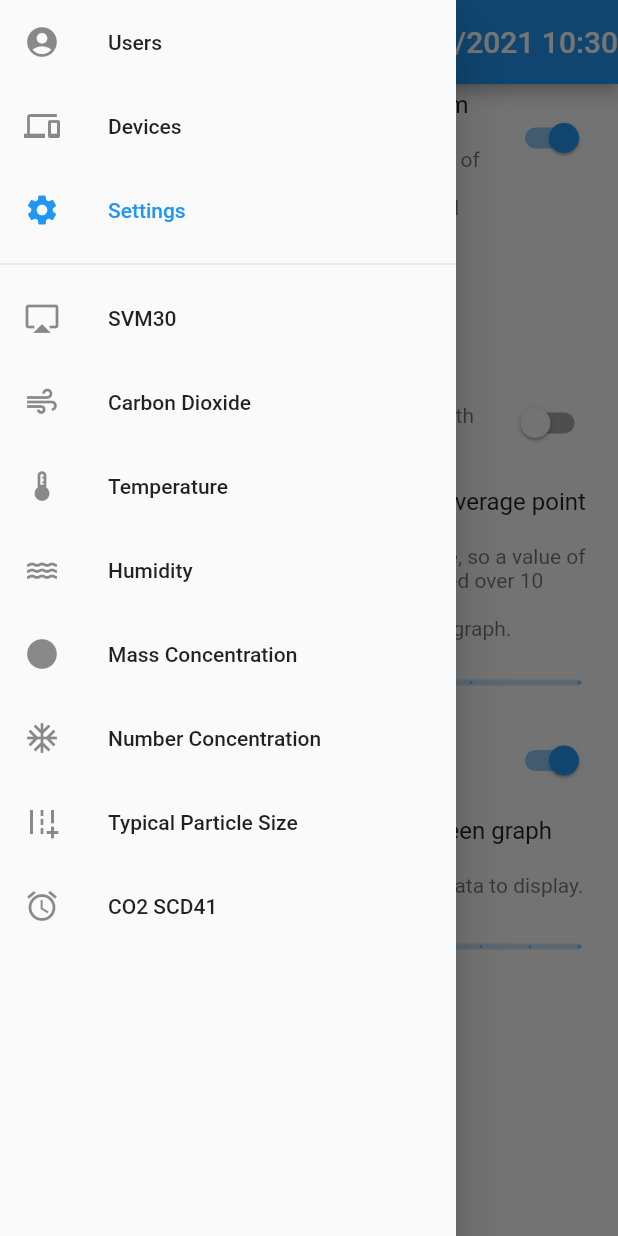
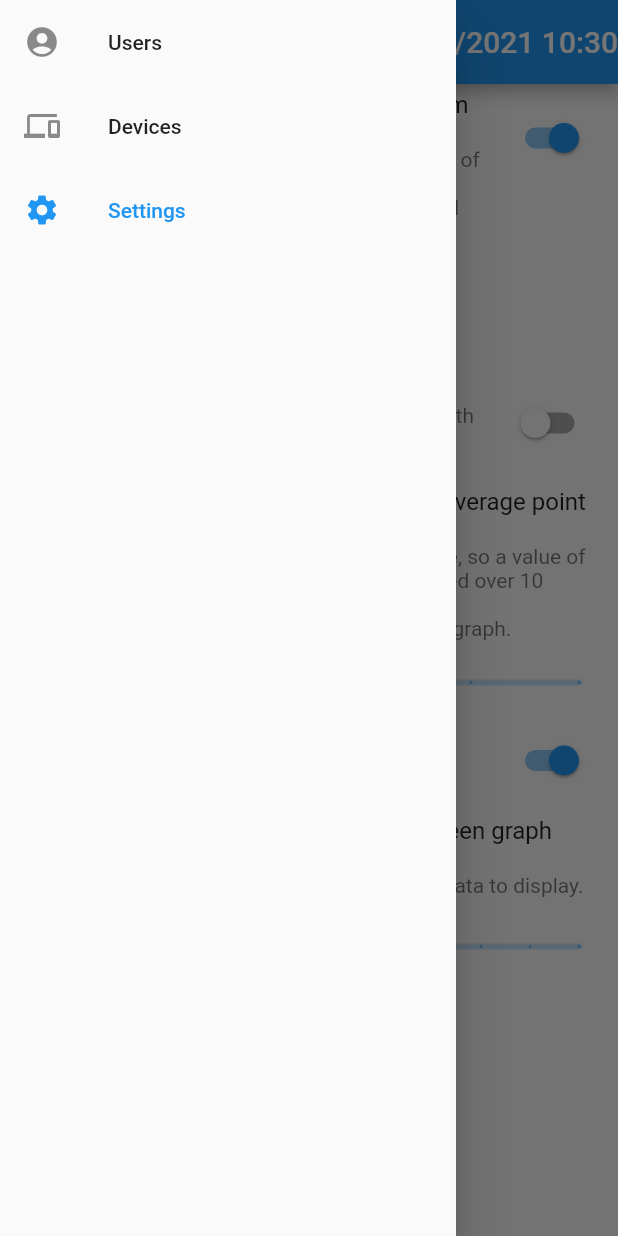
Before and after one commit to vinicentus/flutter_iot_ui, a Flutter app: the screen it shows after launch, with the side drawer open, on a phone screen of 412 x 824 dp. Run offline on Flutter 3.47's test engine with Material 2 defaults, Android fonts, the light colour scheme and no system bars; our stand-ins replace file_picker, fl_chart, flutter_form_builder, sqflite, sqflite_common_ffi; missing offline and left inert: moving_average, web3dart; accounts and stored records are empty.

Commit message:
show only active sensors in drawer

```diff
--- a/lib/visual/widgets/drawer.dart
+++ b/lib/visual/widgets/drawer.dart
@@ -1,4 +1,6 @@
 import 'package:flutter/material.dart';
+import 'package:flutter_iot_ui/core/models/json_id.dart';
+import 'package:flutter_iot_ui/core/settings_constants.dart';
 import 'package:flutter_iot_ui/visual/pages/devices.dart';
 import 'package:flutter_iot_ui/visual/pages/pages.dart';
 import 'package:flutter_iot_ui/visual/pages/settings.dart';
@@ -32,9 +34,22 @@ class NavDrawer extends StatelessWidget {
 
   @override
   Widget build(BuildContext context) {
-    return Drawer(
-        child: ListView(
-      children: [
+    // An empty list means that the device doesn't have any sensors connected or that the ID could not be correctly parsed
+    // TODO: handle that situation
+    var sensors = <String>[];
+    if (globalWeb3Client.selectedOracleId != null) {
+      try {
+        sensors = JsonId.fromString(globalWeb3Client.selectedOracleId!)
+            .sensors
+            .toList();
+      } catch (e) {
+        print('Drawer: Could not parse JsonId');
+      }
+    } else {
+      print('Drawer: Could not get selected Oracle');
+    }
+
+    var children = <Widget>[
       _buildMenuItem(
         context: context,
         leading: Icon(Icons.account_circle),
@@ -53,12 +68,30 @@ class NavDrawer extends StatelessWidget {
         title: Text('Settings'),
         routeName: SettingsPage.route,
       ),
+    ];
+
+    if (sensors.contains('svm30')) {
+      children.addAll([
         Divider(),
+        Padding(
+          padding: const EdgeInsets.all(16.0),
+          child: Text('SVM30'),
+        ),
         _buildMenuItem(
           context: context,
           leading: Icon(Icons.airplay),
           title: Text('SVM30'),
           routeName: SVM30Page.route,
+        ),
+      ]);
+    }
+
+    if (sensors.contains('scd30')) {
+      children.addAll([
+        Divider(),
+        Padding(
+          padding: const EdgeInsets.all(16.0),
+          child: Text('SCD30'),
         ),
         _buildMenuItem(
           context: context,
@@ -78,6 +111,16 @@ class NavDrawer extends StatelessWidget {
           title: Text('Humidity'),
           routeName: HumidityPage.route,
         ),
+      ]);
+    }
+
+    if (sensors.contains('sps30')) {
+      children.addAll([
+        Divider(),
+        Padding(
+          padding: const EdgeInsets.all(16.0),
+          child: Text('SPS30'),
+        ),
         _buildMenuItem(
           context: context,
           leading: Icon(Icons.circle),
@@ -96,13 +139,40 @@ class NavDrawer extends StatelessWidget {
           title: Text('Typical Particle Size'),
           routeName: TypicalParticleSizePage.route,
         ),
+      ]);
+    }
+
+    if (sensors.contains('scd41')) {
+      children.addAll([
+        Divider(),
+        Padding(
+          padding: const EdgeInsets.all(16.0),
+          child: Text('SCD41'),
+        ),
         _buildMenuItem(
           context: context,
           leading: Icon(Icons.access_alarms),
           title: Text('CO2 SCD41'),
           routeName: CarbonDioxidePage2.route,
         ),
-      ],
+        _buildMenuItem(
+          context: context,
+          leading: Icon(Icons.thermostat),
+          title: Text('Temperature'),
+          routeName: TemperaturePage.route,
+        ),
+        _buildMenuItem(
+          context: context,
+          leading: Icon(Icons.water),
+          title: Text('Humidity'),
+          routeName: HumidityPage.route,
+        ),
+      ]);
+    }
+
+    return Drawer(
+        child: ListView(
+      children: children,
     ));
   }
 }
```
Lines whose indentation alone changed are shown as unchanged.
